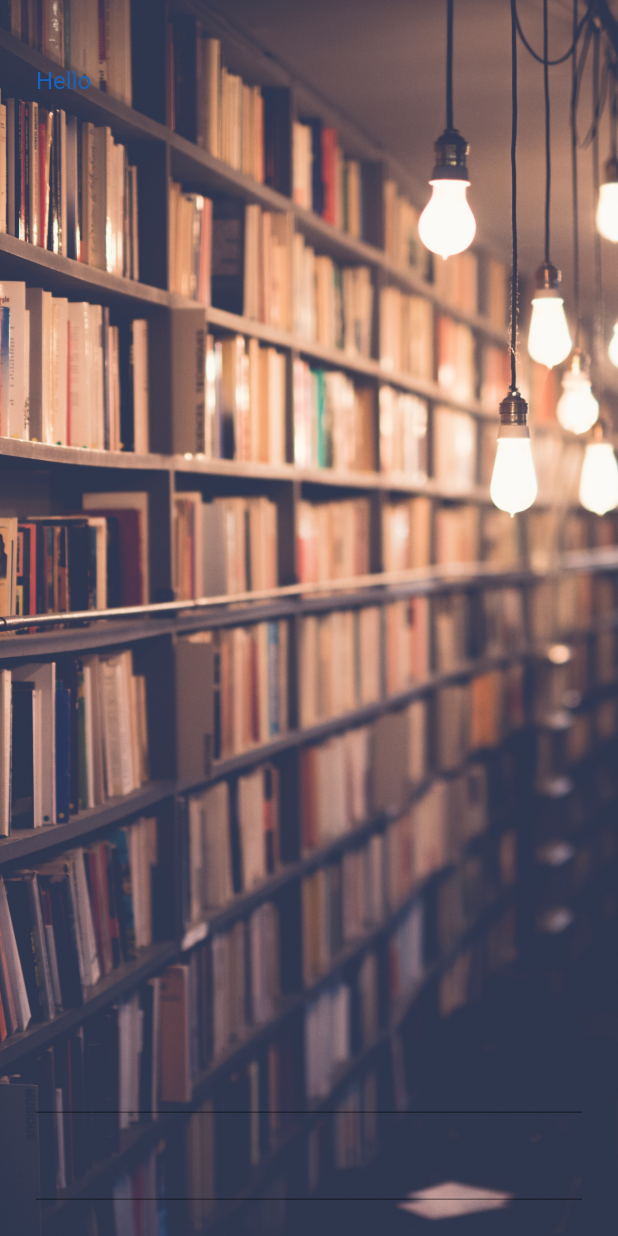
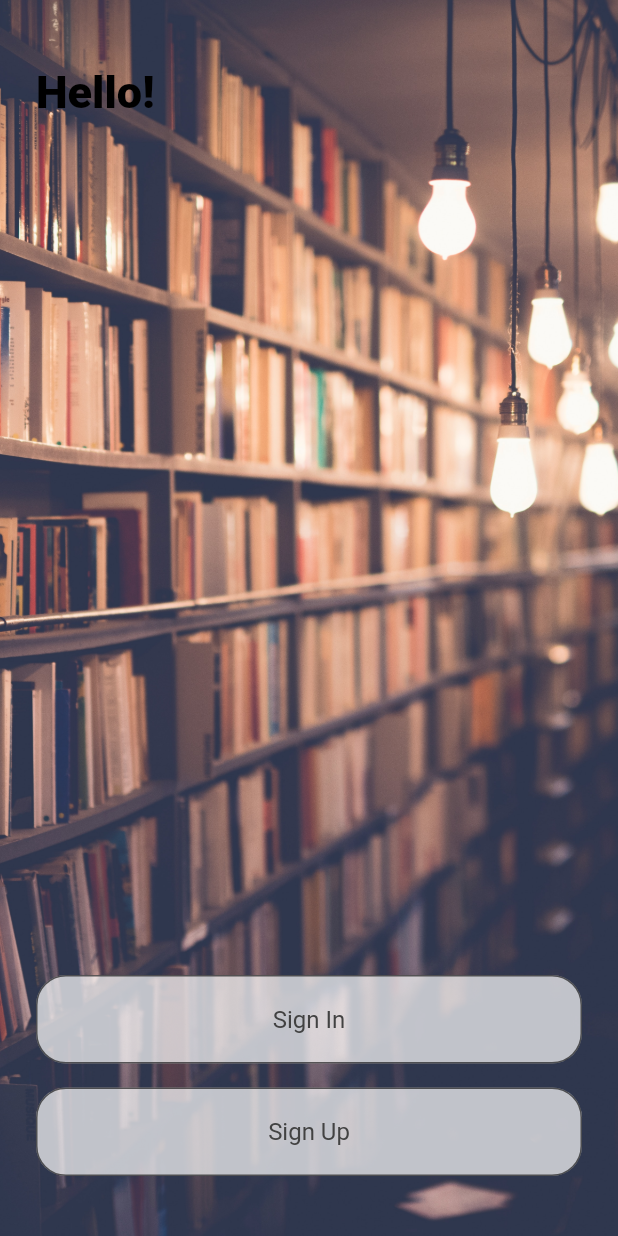
Before and after one commit to AlessandroADG/libraryApp, a Flutter app: the screen it shows after launch, on a phone screen of 412 x 824 dp. Run offline on Flutter 3.47's test engine with Material 2 defaults, Android fonts, the phone set to English and light mode, and no system bars.

Commit message:
implement custom TextFieldWidget for Login feature

```diff
--- /dev/null
+++ b/lib/core/presentation/widgets/text_field_app_widget.dart
@@ -0,0 +1,30 @@
+import 'package:flutter/material.dart';
+import 'package:library_app/core/utils/colors.dart';
+
+class TextFieldAppWidget extends StatelessWidget {
+  final String hintText;
+  final TextEditingController controller;
+  const TextFieldAppWidget(
+      {required this.hintText, required this.controller, super.key});
+
+  @override
+  Widget build(BuildContext context) {
+    return TextField(
+      controller: controller,
+      textAlign: TextAlign.center,
+      decoration: InputDecoration(
+        border: OutlineInputBorder(
+          borderRadius: BorderRadius.circular(
+            20.0,
+          ),
+        ),
+        filled: true,
+        hintStyle: TextStyle(
+          color: ColorsConst.ligthGrey,
+        ),
+        hintText: hintText,
+        fillColor: ColorsConst.shadeWhite,
+      ),
+    );
+  }
+}
--- a/lib/core/utils/colors.dart
+++ b/lib/core/utils/colors.dart
@@ -1,8 +1,14 @@
-
-
 import 'package:flutter/material.dart';
 
-class ColorsConst{
+class ColorsConst {
   static Color lightBlue = const Color(0xFF0277BD);
   static Color darkBlue = const Color(0xFF1565C0);
+  static Color black = const Color.fromARGB(
+    255,
+    0,
+    0,
+    0,
+  );
+  static Color ligthGrey = Colors.grey.shade800;
+  static Color shadeWhite = Colors.white70;
 }
--- /dev/null
+++ b/lib/core/utils/keys.dart
@@ -0,0 +1,10 @@
+const String pathImage = 'assets/images';
+class Keys{
+
+  ///Image keys
+  static String backgroundImage = '$pathImage/library_background.jpeg';
+
+  ///login Keys
+  static String titleLogin = 'Hello!';
+
+}
--- a/lib/features/login/presentation/widgets/login_body_widget.dart
+++ b/lib/features/login/presentation/widgets/login_body_widget.dart
@@ -1,6 +1,8 @@
 import 'package:flutter/material.dart';
 import 'package:library_app/core/presentation/widgets/text_app_widget.dart';
+import 'package:library_app/core/presentation/widgets/text_field_app_widget.dart';
 import 'package:library_app/core/utils/colors.dart';
+import 'package:library_app/core/utils/keys.dart';
 
 class LoginBodyWidget extends StatelessWidget {
   const LoginBodyWidget({super.key});
@@ -8,10 +10,10 @@ class LoginBodyWidget extends StatelessWidget {
   @override
   Widget build(BuildContext context) {
     return Container(
-      decoration: const BoxDecoration(
+      decoration: BoxDecoration(
         image: DecorationImage(
           image: AssetImage(
-            "assets/images/library_background.jpeg",
+            Keys.backgroundImage,
           ),
           fit: BoxFit.cover,
         ),
@@ -30,22 +32,38 @@ class LoginBodyWidget extends StatelessWidget {
 
               ///Title
               TextAppWidget(
-                text: 'Hello',
+                text: Keys.titleLogin,
                 style: TextStyle(
-                  color: ColorsConst.darkBlue,
-                  fontSize: 16,
+                  color: ColorsConst.black,
+                  fontSize: 30,
+                  fontWeight: FontWeight.w900,
                 ),
               ),
               const Spacer(),
 
               ///first text field
-              const TextField(),
+              InkWell(
+                onTap: () {},
+                child: TextFieldAppWidget(
+                  hintText: 'Sign In',
+                  controller: TextEditingController(),
+                ),
+              ),
               const SizedBox(
-                height: 10,
+                height: 16,
               ),
 
               ///second text field
-              const TextField(),
+              InkWell(
+                onTap: () {},
+                child: TextFieldAppWidget(
+                  hintText: 'Sign Up',
+                  controller: TextEditingController(),
+                ),
+              ),
+              const SizedBox(
+                height: 16,
+              )
             ],
           ),
         ),
```
